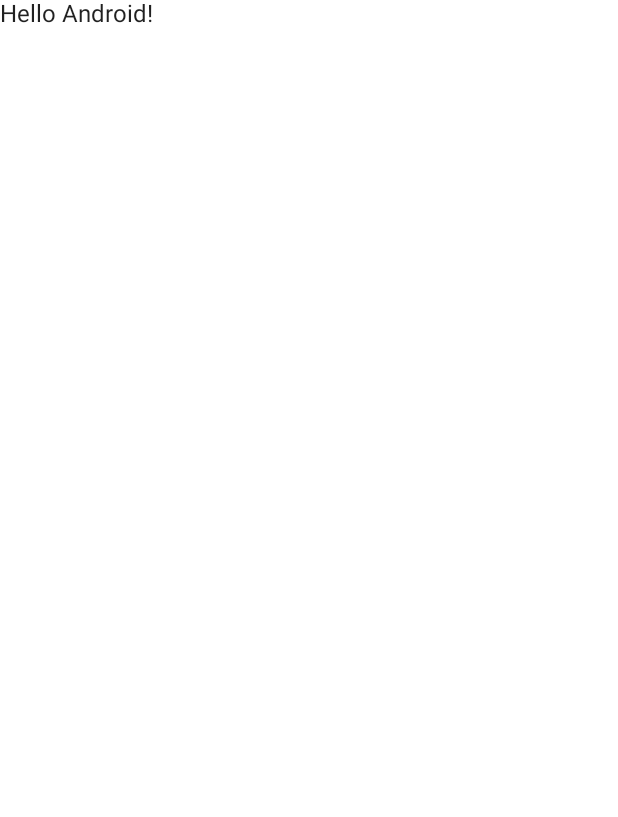
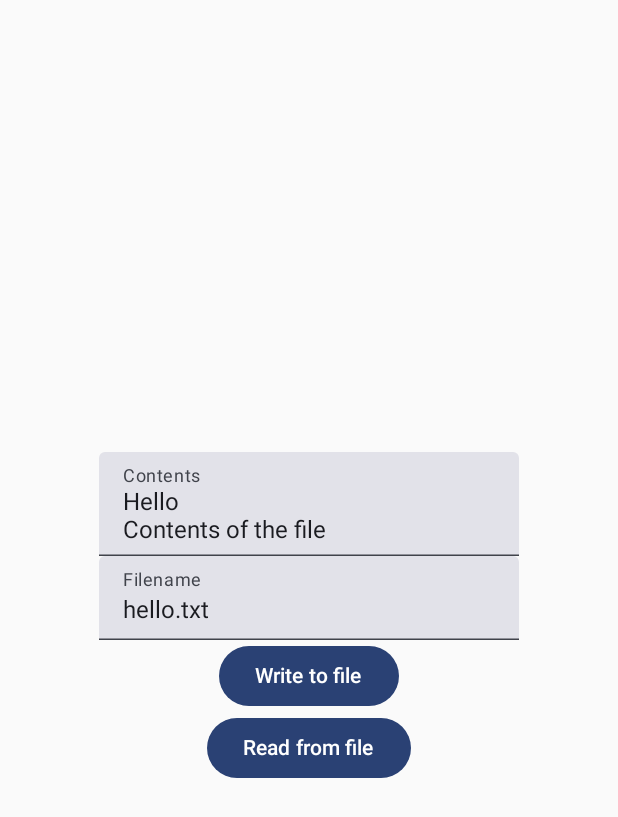
Before and after one commit to SanjayDevTech/StorageDemo, an Android app built with Jetpack Compose: the screen it shows after launch (MainActivity), on a phone screen of 412 x 824 dp. Before the commit the part shown is almost empty. Shown: the top 817 px of the screen. Run offline under Robolectric (Android 15) with nearby library versions, the phone set to English and light mode, and no system bars.

Commit message:
Added M3, Internal storage

```diff
--- a/app/build.gradle
+++ b/app/build.gradle
@@ -49,7 +49,7 @@ dependencies {
 
     implementation 'androidx.core:core-ktx:1.8.0'
     implementation "androidx.compose.ui:ui:$compose_version"
-    implementation "androidx.compose.material:material:$compose_version"
+    implementation "androidx.compose.material3:material3:1.0.0-alpha13"
     implementation "androidx.compose.ui:ui-tooling-preview:$compose_version"
     implementation 'androidx.lifecycle:lifecycle-runtime-ktx:2.4.1'
     implementation 'androidx.activity:activity-compose:1.4.0'
--- a/app/src/main/java/com/example/storagedemo/MainActivity.kt
+++ b/app/src/main/java/com/example/storagedemo/MainActivity.kt
@@ -1,43 +1,109 @@
 package com.example.storagedemo
 
+import android.content.Context
 import android.os.Bundle
+import android.widget.Toast
 import androidx.activity.ComponentActivity
 import androidx.activity.compose.setContent
+import androidx.compose.foundation.layout.Arrangement
+import androidx.compose.foundation.layout.Column
 import androidx.compose.foundation.layout.fillMaxSize
-import androidx.compose.material.MaterialTheme
-import androidx.compose.material.Surface
-import androidx.compose.material.Text
-import androidx.compose.runtime.Composable
+import androidx.compose.material3.Button
+import androidx.compose.material3.Text
+import androidx.compose.material3.TextField
+import androidx.compose.runtime.*
+import androidx.compose.ui.Alignment
 import androidx.compose.ui.Modifier
+import androidx.compose.ui.platform.LocalContext
 import androidx.compose.ui.tooling.preview.Preview
 import com.example.storagedemo.ui.theme.StorageDemoTheme
+import java.io.File
 
 class MainActivity : ComponentActivity() {
     override fun onCreate(savedInstanceState: Bundle?) {
         super.onCreate(savedInstanceState)
         setContent {
             StorageDemoTheme {
-                // A surface container using the 'background' color from the theme
-                Surface(
-                    modifier = Modifier.fillMaxSize(),
-                    color = MaterialTheme.colors.background
-                ) {
-                    Greeting("Android")
-                }
+                MainScreen()
             }
         }
     }
 }
 
+fun Context.writeToFile(filename: String, contents: String) {
+    val file = File(applicationContext.filesDir, filename)
+    file.writeText(contents)
+}
+
+fun Context.readFromFile(filename: String): String {
+    val file = File(applicationContext.filesDir, filename)
+    return file.readText()
+}
+
 @Composable
-fun Greeting(name: String) {
-    Text(text = "Hello $name!")
+fun MainScreen() {
+    var contents by remember {
+        mutableStateOf(
+            """
+            Hello
+            Contents of the file
+        """.trimIndent()
+        )
+    }
+    var filename by remember {
+        mutableStateOf("hello.txt")
+    }
+    val context = LocalContext.current
+    Column(
+        modifier = Modifier.fillMaxSize(),
+        horizontalAlignment = Alignment.CenterHorizontally,
+        verticalArrangement = Arrangement.Center,
+    ) {
+        TextField(
+            value = contents,
+            onValueChange = { contents = it },
+            label = { Text(text = "Contents") },
+            placeholder = {
+                Text(text = "Type the contents")
+            },
+        )
+        TextField(
+            value = filename,
+            onValueChange = { filename = it },
+            singleLine = true,
+            label = { Text(text = "Filename") },
+            placeholder = {
+                Text(text = "Type the filename")
+            },
+        )
+        Button(onClick = {
+            try {
+                context.writeToFile(filename, contents)
+                Toast.makeText(context, "Written to file $filename", Toast.LENGTH_SHORT).show()
+            } catch (e: Exception) {
+                Toast.makeText(context, "Exception: ${e.message}", Toast.LENGTH_SHORT).show()
+            }
+        }) {
+            Text(text = "Write to file")
+        }
+        Button(onClick = {
+            contents = ""
+            try {
+                contents = context.readFromFile(filename)
+                Toast.makeText(context, "Read from file $filename", Toast.LENGTH_SHORT).show()
+            } catch (e: Exception) {
+                Toast.makeText(context, "Exception: ${e.message}", Toast.LENGTH_SHORT).show()
+            }
+        }) {
+            Text(text = "Read from file")
+        }
+    }
 }
 
 @Preview(showBackground = true)
 @Composable
-fun DefaultPreview() {
-    StorageDemoTheme(darkTheme = true) {
-        Greeting("Android")
+fun MainScreenPreview() {
+    StorageDemoTheme {
+        MainScreen()
     }
 }
--- a/app/src/main/java/com/example/storagedemo/ui/theme/Shape.kt
+++ b/app/src/main/java/com/example/storagedemo/ui/theme/Shape.kt
@@ -1,7 +1,7 @@
 package com.example.storagedemo.ui.theme
 
 import androidx.compose.foundation.shape.RoundedCornerShape
-import androidx.compose.material.Shapes
+import androidx.compose.material3.Shapes
 import androidx.compose.ui.unit.dp
 
 val Shapes = Shapes(
--- a/app/src/main/java/com/example/storagedemo/ui/theme/Theme.kt
+++ b/app/src/main/java/com/example/storagedemo/ui/theme/Theme.kt
@@ -1,21 +1,21 @@
 package com.example.storagedemo.ui.theme
 
+import android.os.Build
 import androidx.compose.foundation.isSystemInDarkTheme
-import androidx.compose.material.MaterialTheme
-import androidx.compose.material.darkColors
-import androidx.compose.material.lightColors
+import androidx.compose.material3.*
 import androidx.compose.runtime.Composable
+import androidx.compose.ui.platform.LocalContext
 
-private val DarkColorPalette = darkColors(
+private val DarkColorScheme = darkColorScheme(
     primary = Purple200,
-    primaryVariant = Purple700,
-    secondary = Teal200
+    secondary = Purple700,
+    tertiary = Teal200
 )
 
-private val LightColorPalette = lightColors(
+private val LightColorScheme = lightColorScheme(
     primary = Purple500,
-    primaryVariant = Purple700,
-    secondary = Teal200
+    secondary = Purple700,
+    tertiary = Teal200
 
     /* Other default colors to override
     background = Color.White,
@@ -29,14 +29,16 @@ private val LightColorPalette = lightColors(
 
 @Composable
 fun StorageDemoTheme(darkTheme: Boolean = isSystemInDarkTheme(), content: @Composable () -> Unit) {
-    val colors = if (darkTheme) {
-        DarkColorPalette
-    } else {
-        LightColorPalette
+    val dynamicColor = Build.VERSION.SDK_INT >= Build.VERSION_CODES.S
+    val colorScheme = when {
+        dynamicColor && darkTheme -> dynamicDarkColorScheme(LocalContext.current)
+        dynamicColor && !darkTheme -> dynamicLightColorScheme(LocalContext.current)
+        darkTheme -> DarkColorScheme
+        else -> LightColorScheme
     }
 
     MaterialTheme(
-        colors = colors,
+        colorScheme = colorScheme,
         typography = Typography,
         shapes = Shapes,
         content = content
--- a/app/src/main/java/com/example/storagedemo/ui/theme/Type.kt
+++ b/app/src/main/java/com/example/storagedemo/ui/theme/Type.kt
@@ -1,6 +1,6 @@
 package com.example.storagedemo.ui.theme
 
-import androidx.compose.material.Typography
+import androidx.compose.material3.Typography
 import androidx.compose.ui.text.TextStyle
 import androidx.compose.ui.text.font.FontFamily
 import androidx.compose.ui.text.font.FontWeight
@@ -8,7 +8,7 @@ import androidx.compose.ui.unit.sp
 
 // Set of Material typography styles to start with
 val Typography = Typography(
-    body1 = TextStyle(
+    bodyLarge = TextStyle(
         fontFamily = FontFamily.Default,
         fontWeight = FontWeight.Normal,
         fontSize = 16.sp
```
